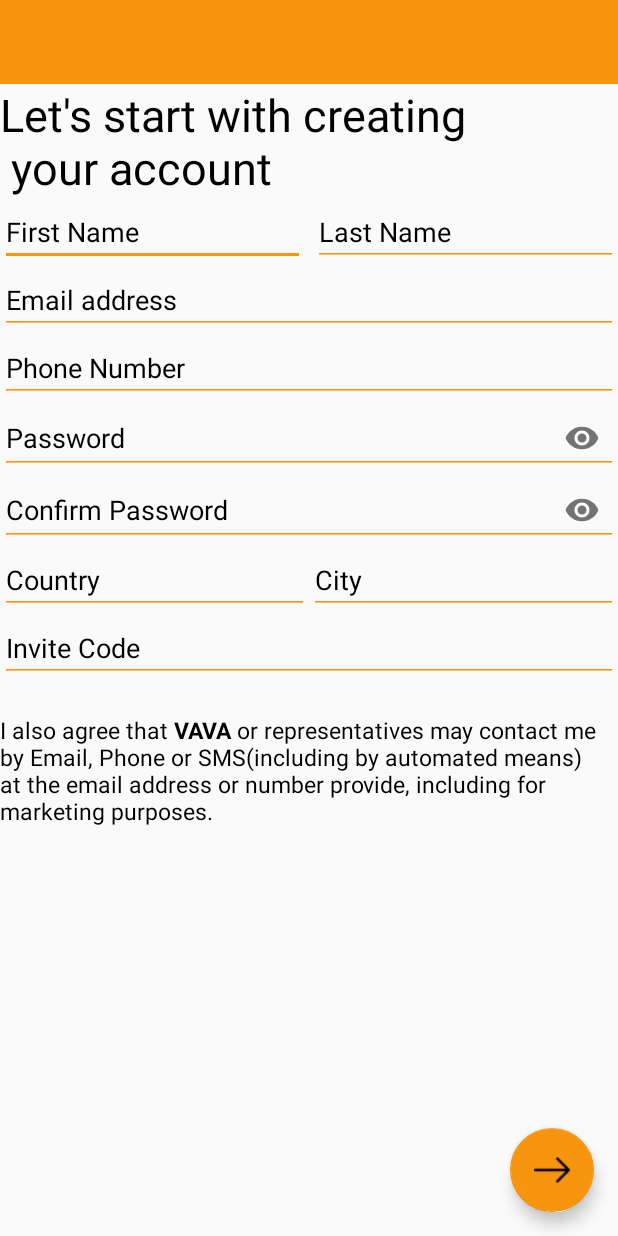
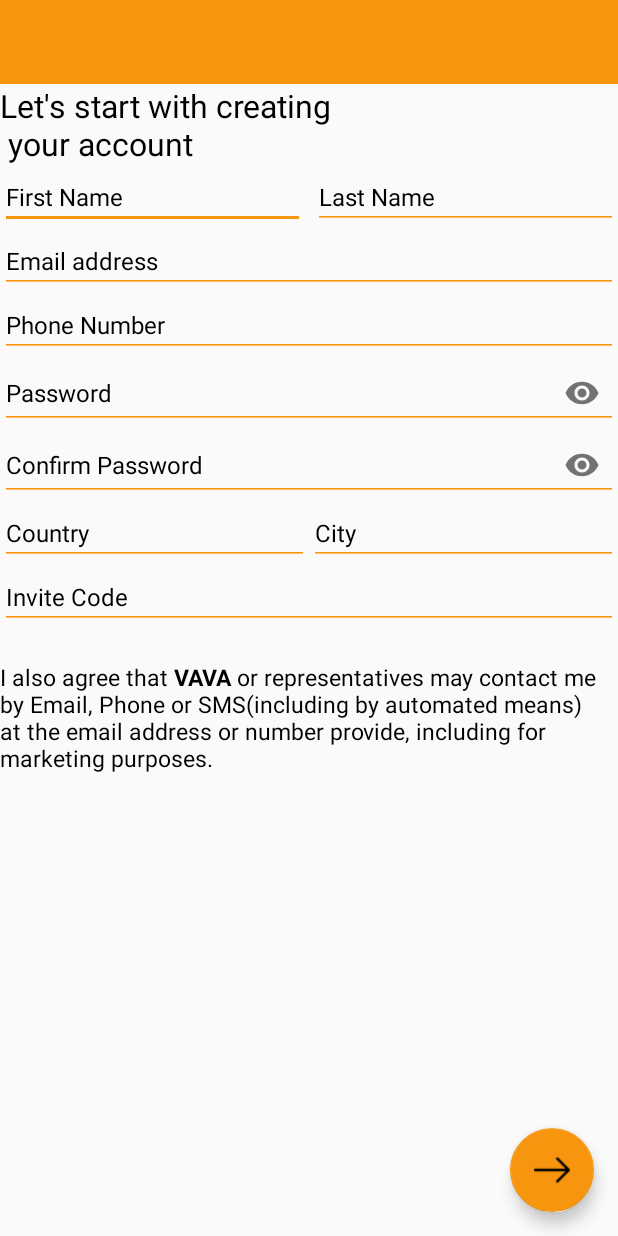
Before and after one commit to androidsrini/work, an Android app: the RegisterActivity screen opened directly, with no data from a screen before it, on a phone screen of 412 x 824 dp. Run offline under Robolectric (Android 15) with nearby library versions, the light colour scheme and no system bars; our stand-ins replace Dagger/Hilt's generated code, Room's generated code, RxJava; libraries missing offline, so code that uses them is left out: com.jakewharton.rxbinding2; 45 statements that could not run were skipped.

Commit message:
Minor changes

```diff
--- a/Driver App/app/src/main/AndroidManifest.xml
+++ b/Driver App/app/src/main/AndroidManifest.xml
@@ -46,7 +46,6 @@
             android:windowSoftInputMode="adjustPan" />
         <activity
             android:name=".ui.verifymobile.VerifyMobileActivity"
-            android:launchMode="singleTask"
             android:screenOrientation="portrait" />
         <activity
             android:name=".ui.selecttype.SelectTypeActivity"
--- a/Driver App/app/src/main/java/com/codesense/driverapp/ui/editmobilenumber/EditMobileNumberActivity.java
+++ b/Driver App/app/src/main/java/com/codesense/driverapp/ui/editmobilenumber/EditMobileNumberActivity.java
@@ -185,7 +185,7 @@ public class EditMobileNumberActivity extends BaseActivity {
                 utility.dismissDialog();
                 if (ServiceType.CHANGE_MOBILE_NUMBER == serviceType) {
                     VerifyMobileActivity.start(this, userID,
-                            checkPhoneNumber(), VerifyMobileActivity.NEED_TO_CALL_SEND_OTP);
+                            etMobileNumber.getText().toString().trim(),"edit", VerifyMobileActivity.NEED_TO_CALL_SEND_OTP);
                     finish();
                 }
                 break;
--- a/Driver App/app/src/main/java/com/codesense/driverapp/ui/register/RegisterActivity.java
+++ b/Driver App/app/src/main/java/com/codesense/driverapp/ui/register/RegisterActivity.java
@@ -21,6 +21,7 @@ import android.widget.AutoCompleteTextView;
 import android.widget.EditText;
 import android.widget.FrameLayout;
 import android.widget.LinearLayout;
+import android.widget.ScrollView;
 import android.widget.TextView;
 
 import com.codesense.driverapp.R;
@@ -64,6 +65,8 @@ public class RegisterActivity extends BaseActivity {
     TextView tvRegisterDes;
     @Initialize(R.id.ll_name)
     LinearLayout ll_name;
+    @Initialize(R.id.scrollView)
+    ScrollView scrollView;
     @Initialize(R.id.etFirstName)
     EditText etFirstName;
     @Initialize(R.id.etLastName)
--- a/Driver App/app/src/main/res/layout/activity_launch_screen.xml
+++ b/Driver App/app/src/main/res/layout/activity_launch_screen.xml
@@ -18,6 +18,7 @@
             android:id="@+id/imgLaunchImage"
             android:layout_width="match_parent"
             android:layout_height="match_parent"
+            android:scaleType="fitXY"
              />
 
     </LinearLayout>
@@ -73,6 +74,7 @@
                 android:background="@drawable/button_primary_full_filled"
                 android:text="@string/sign_in_button"
                 android:textStyle="bold"
+                android:textAllCaps="false"
                 android:textColor="@color/secondary_color"
                 android:textSize="16sp" />
 
@@ -83,6 +85,7 @@
                 android:layout_weight="0.5"
                 android:background="@drawable/button_primary_border"
                 android:text="@string/register_button"
+                android:textAllCaps="false"
                 android:textStyle="bold"
                 android:textColor="@color/secondary_color"
                 android:textSize="16sp" />
--- a/Driver App/app/src/main/res/layout/activity_register.xml
+++ b/Driver App/app/src/main/res/layout/activity_register.xml
@@ -31,6 +31,7 @@
     </android.support.v7.widget.Toolbar>
 
     <ScrollView
+        android:id="@+id/scrollView"
         android:layout_width="0dp"
         android:layout_height="0dp"
         app:layout_constraintBottom_toBottomOf="parent"
@@ -47,7 +48,7 @@
                 android:layout_width="wrap_content"
                 android:layout_height="wrap_content"
                 app:layout_constraintStart_toStartOf="parent"
-                android:textSize="30sp"
+                android:textSize="21sp"
                 android:textColor="@color/secondary_color"
                 android:text="@string/register_des_text" />
 
@@ -70,7 +71,7 @@
                     android:hint="@string/first_name_text"
                     android:singleLine="true"
                     android:imeOptions="actionNext"
-                    android:textSize="18sp"
+                    android:textSize="16sp"
                     android:textColor="@color/secondary_color" />
 
                 <EditText
@@ -78,7 +79,7 @@
                     android:layout_width="0dp"
                     android:layout_height="wrap_content"
                     android:layout_weight="0.5"
-                    android:textSize="18sp"
+                    android:textSize="16sp"
                     android:singleLine="true"
                     android:layout_marginStart="5dp"
                     android:hint="@string/last_name_text"
@@ -92,7 +93,7 @@
                 android:id="@+id/etEmail"
                 android:layout_width="match_parent"
                 android:layout_height="wrap_content"
-                android:textSize="18sp"
+                android:textSize="16sp"
                 android:singleLine="true"
                 android:hint="@string/email_text"
                 android:inputType="textEmailAddress"
@@ -106,7 +107,7 @@
                 android:id="@+id/etPhoneNumber"
                 android:layout_width="match_parent"
                 android:layout_height="wrap_content"
-                android:textSize="18sp"
+                android:textSize="16sp"
                 android:inputType="phone"
                 android:hint="@string/phone_text"
                 android:maxLength="@integer/max_length_phone_number"
@@ -130,7 +131,7 @@
                 android:id="@+id/etPassword"
                 android:layout_width="match_parent"
                 android:layout_height="wrap_content"
-                android:textSize="18sp"
+                android:textSize="16sp"
                 android:hint="@string/password_text"
                 android:inputType="textPassword"
                 android:imeOptions="actionNext"
@@ -154,7 +155,7 @@
                     android:id="@+id/etConfirmPassword"
                     android:layout_width="match_parent"
                     android:layout_height="wrap_content"
-                    android:textSize="18sp"
+                    android:textSize="16sp"
                     android:hint="@string/confirm_password_text"
                     android:inputType="textPassword"
                     android:imeOptions="actionNext"
@@ -177,7 +178,7 @@
                     android:id="@+id/etCountry"
                     android:layout_width="match_parent"
                     android:layout_height="wrap_content"
-                    android:textSize="18sp"
+                    android:textSize="16sp"
                     android:hint="@string/country_text"
                     android:singleLine="true"
                     android:imeOptions="actionDone"
@@ -203,7 +204,7 @@
                     android:id="@+id/etCity"
                     android:layout_width="match_parent"
                     android:layout_height="wrap_content"
-                    android:textSize="18sp"
+                    android:textSize="16sp"
                     android:hint="@string/city_text"
                     android:backgroundTint="@color/primary_color"
                     android:textColorHint="@color/secondary_color"
@@ -229,7 +230,7 @@
                 android:id="@+id/etInviteCode"
                 android:layout_width="match_parent"
                 android:layout_height="wrap_content"
-                android:textSize="18sp"
+                android:textSize="16sp"
                 android:singleLine="true"
                 android:imeOptions="actionDone"
                 app:layout_constraintTop_toBottomOf="@+id/addressContainerLinearLayout"
--- a/Driver App/app/src/main/res/layout/activity_verify_mobile.xml
+++ b/Driver App/app/src/main/res/layout/activity_verify_mobile.xml
@@ -39,6 +39,7 @@
         android:textSize="17sp"
         android:focusable="true"
         android:ems="2"
+        android:textIsSelectable="true"
         android:background="@android:color/transparent"
         android:nextFocusForward="@id/optNumber2"
         android:textColor="@color/secondary_color"
@@ -63,6 +64,7 @@
         android:imeOptions="actionNext"
         android:textSize="17sp"
         android:ems="2"
+        android:textIsSelectable="true"
         android:nextFocusForward="@id/optNumber3"
         android:background="@android:color/transparent"
         android:textColor="@color/secondary_color"
@@ -88,6 +90,7 @@
         android:imeOptions="actionNext"
         android:textSize="17sp"
         android:ems="2"
+        android:textIsSelectable="true"
         android:background="@android:color/transparent"
         android:textColor="@color/secondary_color"
         app:layout_constraintStart_toEndOf="@id/optNumber2"
@@ -112,6 +115,7 @@
         android:textSize="17sp"
         android:background="@android:color/transparent"
         android:ems="2"
+        android:textIsSelectable="true"
         android:textColor="@color/secondary_color"
         app:layout_constraintStart_toEndOf="@id/optNumber3"
         app:layout_constraintTop_toBottomOf="@+id/errorResponseStripTextView" />
--- a/Driver App/app/src/main/res/layout/custom_title.xml
+++ b/Driver App/app/src/main/res/layout/custom_title.xml
@@ -36,6 +36,8 @@
         android:checked="true"
         app:showText="true"
         android:visibility="gone"
+        android:textSize="23sp"
+        android:textStyle="bold"
         app:track="@drawable/switch_selector_background"
         android:layout_centerVertical="true"
         android:layout_alignParentEnd="true" />
--- a/Driver App/app/src/main/res/values/donottranslate.xml
+++ b/Driver App/app/src/main/res/values/donottranslate.xml
@@ -4,8 +4,8 @@
     <string name="welcome_text_prefix">Welcome to the </string>
     <string name="welcome_text_sufix">" "VAVA</string>
     <string name="driver_text">Driver app</string>
-    <string name="sign_in_button">SIGN IN</string>
-    <string name="register_button">REGISTER</string>
+    <string name="sign_in_button">Sign In</string>
+    <string name="register_button">Register</string>
     <string name="or_ride_with_vava">Or Ride with VAVA</string>
     <string name="register_des_text">Let\'s start with creating \n your account </string>
     <string name="first_name_text">First Name</string>
```
Also changed, not shown: Driver App/app/src/main/java/com/codesense/driverapp/ui/splash/SplashActivity.java (+9 -1 lines), Driver App/app/src/main/java/com/codesense/driverapp/ui/verifymobile/VerifyMobileActivity.java (+39 -17 lines).
